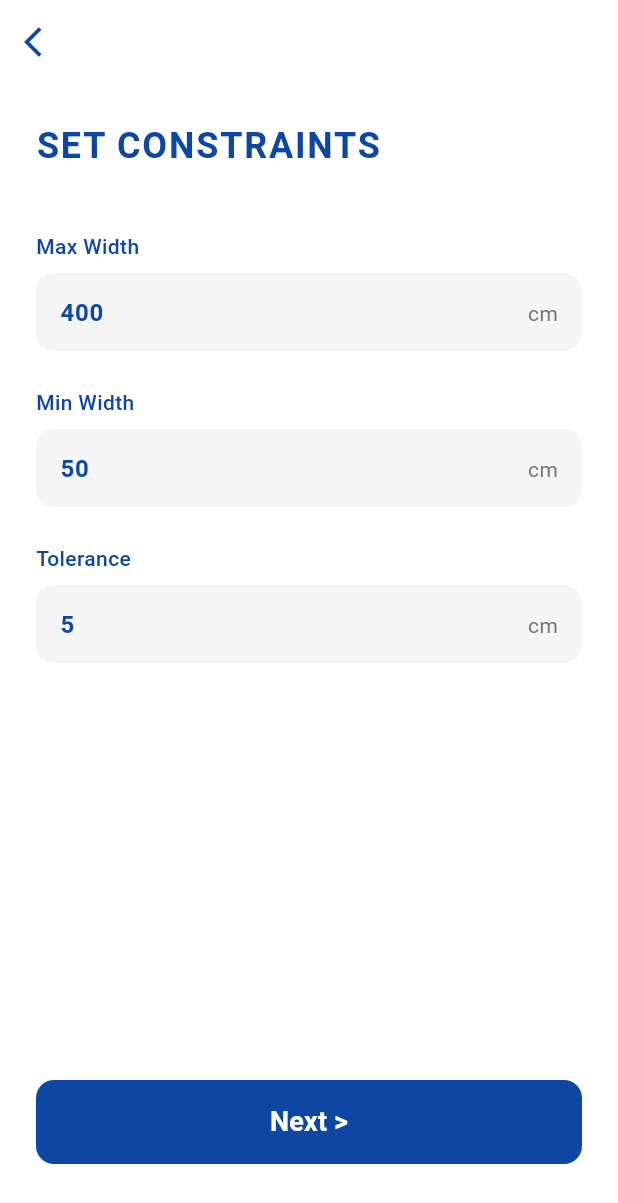
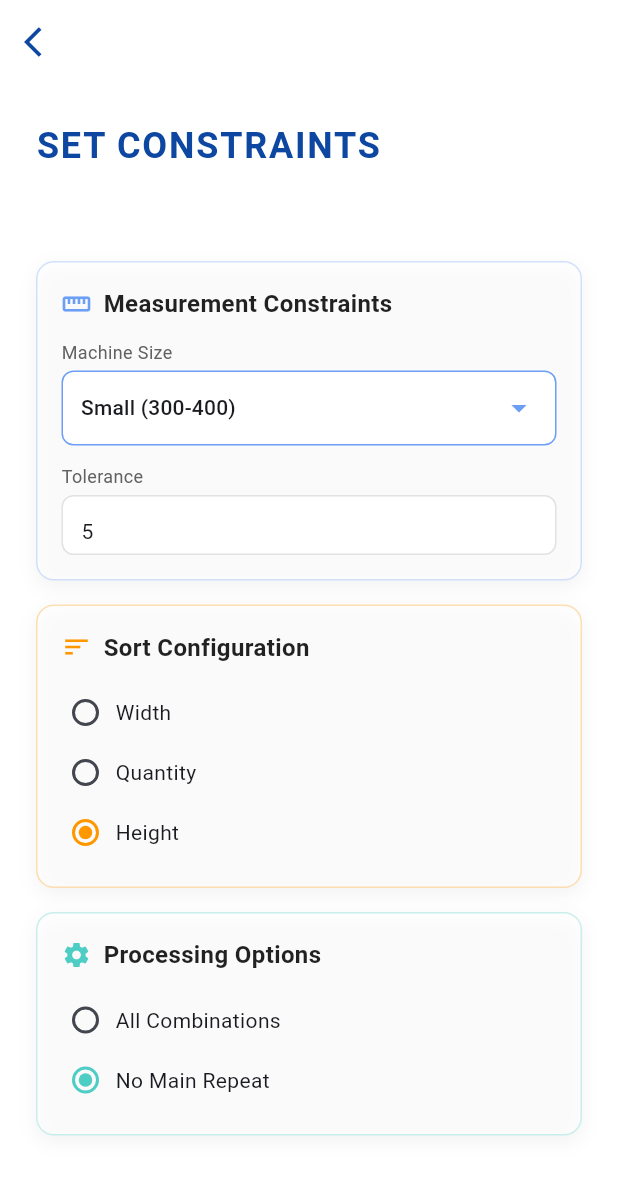
Before and after one commit to assem2023-habib/Cut-Optimizer_mobile_app, a Flutter app: the SetConstraintsScreen screen opened directly with empty values, on a phone screen of 412 x 824 dp. Shown: the top 1203 px of the screen. Run offline on Flutter 3.47's test engine with Material 3 defaults, Android fonts, the phone set to English and light mode, and no system bars; our stand-ins replace file_picker, image_picker, open_file, share_plus; missing offline and left inert: excel, syncfusion_flutter_xlsio, universal_html; Roboto replaces fonts that are missing (Arial, Segoe UI).

Commit message:
make a new constraints style layout

```diff
--- a/lib/features/set_constraints/screens/set_constraints_screen.dart
+++ b/lib/features/set_constraints/screens/set_constraints_screen.dart
@@ -1,5 +1,6 @@
 import 'package:flutter/material.dart';
 import '../widgets/custom_text_field.dart';
+import '../widgets/processing_config_section.dart';
 import '../../sorting_options/screens/sorting_options_screen.dart';
 import '../../../models/config.dart';
 
@@ -28,12 +29,24 @@ class _SetConstraintsScreenState extends State<SetConstraintsScreen> {
     text: "5",
   );
 
+  MachineSize? _selectedMachine;
+
   @override
   void dispose() {
     _maxWidthController.dispose();
     _minWidthController.dispose();
     _toleranceController.dispose();
     super.dispose();
+  }
+
+  void _onMachineSelected(MachineSize? machine) {
+    if (machine != null) {
+      setState(() {
+        _selectedMachine = machine;
+        _minWidthController.text = machine.minWidth.toString();
+        _maxWidthController.text = machine.maxWidth.toString();
+      });
+    }
   }
 
   void _navigateToNextScreen() {
@@ -99,6 +112,52 @@ class _SetConstraintsScreenState extends State<SetConstraintsScreen> {
                           ),
                         ),
                         const SizedBox(height: 40),
+                        const SizedBox(height: 20),
+                        const ProcessingConfigSection(),
+                        const SizedBox(height: 40),
+                        /*
+                        if (widget.config.machineSizes.isNotEmpty) ...[
+                          Container(
+                            padding: const EdgeInsets.symmetric(
+                              horizontal: 12,
+                              vertical: 4,
+                            ),
+                            decoration: BoxDecoration(
+                              border: Border.all(color: Colors.grey.shade300),
+                              borderRadius: BorderRadius.circular(12),
+                            ),
+                            child: DropdownButtonHideUnderline(
+                              child: DropdownButtonFormField<MachineSize>(
+                                decoration: const InputDecoration(
+                                  border: InputBorder.none,
+                                  labelText: 'Select Machine',
+                                  contentPadding: EdgeInsets.zero,
+                                ),
+                                value: _selectedMachine,
+                                items: widget.config.machineSizes.map((
+                                  machine,
+                                ) {
+                                  return DropdownMenuItem<MachineSize>(
+                                    value: machine,
+                                    child: Text(
+                                      "${machine.name} (${machine.minWidth}-${machine.maxWidth} cm)",
+                                      style: const TextStyle(
+                                        fontSize: 16,
+                                        fontWeight: FontWeight.w500,
+                                      ),
+                                    ),
+                                  );
+                                }).toList(),
+                                onChanged: _onMachineSelected,
+                                icon: Icon(
+                                  Icons.keyboard_arrow_down,
+                                  color: Colors.blue.shade900,
+                                ),
+                              ),
+                            ),
+                          ),
+                          const SizedBox(height: 24),
+                        ],
                         CustomTextField(
                           label: "Max Width",
                           initialValue: "400",
@@ -145,6 +204,7 @@ class _SetConstraintsScreenState extends State<SetConstraintsScreen> {
                           ),
                         ),
                         const SizedBox(height: 24),
+                        */
                       ],
                     ),
                   ),
--- /dev/null
+++ b/lib/features/set_constraints/widgets/processing_config_section.dart
@@ -0,0 +1,325 @@
+import 'package:flutter/material.dart';
+
+class ProcessingConfigSection extends StatefulWidget {
+  const ProcessingConfigSection({super.key});
+
+  @override
+  State<ProcessingConfigSection> createState() =>
+      _ProcessingConfigSectionState();
+}
+
+class _ProcessingConfigSectionState extends State<ProcessingConfigSection> {
+  // State for Panel A
+  final List<Map<String, dynamic>> machineSizes = [
+    {'name': 'Small', 'min': 300, 'max': 400},
+    {'name': 'Medium', 'min': 400, 'max': 600},
+    {'name': 'Large', 'min': 600, 'max': 800},
+  ];
+  Map<String, dynamic>? selectedMachineSize;
+  final TextEditingController toleranceController = TextEditingController(
+    text: "5",
+  );
+
+  // State for Panel B
+  String sortOption = "Height";
+
+  // State for Panel C
+  String processingOption = "No Main Repeat";
+
+  @override
+  void initState() {
+    super.initState();
+    // Default selection for Panel A
+    if (machineSizes.isNotEmpty) {
+      selectedMachineSize = machineSizes[0];
+    }
+  }
+
+  @override
+  void dispose() {
+    toleranceController.dispose();
+    super.dispose();
+  }
+
+  @override
+  Widget build(BuildContext context) {
+    // Responsive layout: Column on small screens, Row on large screens
+    return LayoutBuilder(
+      builder: (context, constraints) {
+        bool isWide = constraints.maxWidth > 800;
+
+        List<Widget> panels = [
+          _buildMeasurementPanel(),
+          const SizedBox(width: 16, height: 16),
+          _buildSortPanel(),
+          const SizedBox(width: 16, height: 16),
+          _buildOptionsPanel(),
+        ];
+
+        if (isWide) {
+          return Row(
+            crossAxisAlignment: CrossAxisAlignment.start,
+            children: [
+              Expanded(child: panels[0]),
+              const SizedBox(width: 16),
+              Expanded(child: panels[2]),
+              const SizedBox(width: 16),
+              Expanded(child: panels[4]),
+            ],
+          );
+        } else {
+          return Column(children: panels);
+        }
+      },
+    );
+  }
+
+  Widget _buildGlassContainer({
+    required Widget child,
+    required Color accentColor,
+  }) {
+    return Container(
+      decoration: BoxDecoration(
+        color: Colors.white.withOpacity(0.6),
+        borderRadius: BorderRadius.circular(12),
+        border: Border.all(color: accentColor.withOpacity(0.3), width: 1),
+        boxShadow: [
+          BoxShadow(
+            color: Colors.black.withOpacity(0.05),
+            blurRadius: 10,
+            offset: const Offset(0, 4),
+          ),
+        ],
+      ),
+      child: ClipRRect(
+        borderRadius: BorderRadius.circular(12),
+        child:
+            child, // BackdropFilter could be added here if performance allows
+      ),
+    );
+  }
+
+  Widget _buildHeader(String title, IconData icon, Color accentColor) {
+    return Padding(
+      padding: const EdgeInsets.only(bottom: 12.0),
+      child: Row(
+        children: [
+          Icon(icon, color: accentColor, size: 20),
+          const SizedBox(width: 8),
+          Text(
+            title,
+            style: const TextStyle(
+              fontFamily: 'Segoe UI',
+              fontSize: 16,
+              fontWeight: FontWeight.w600,
+              color: Colors.black87,
+            ),
+          ),
+        ],
+      ),
+    );
+  }
+
+  // Panel A: Measurement Constraints
+  Widget _buildMeasurementPanel() {
+    const accentColor = Color(0xFF6B9EF5); // Soft Blue
+
+    return _buildGlassContainer(
+      accentColor: accentColor,
+      child: Padding(
+        padding: const EdgeInsets.all(16.0),
+        child: Column(
+          crossAxisAlignment: CrossAxisAlignment.start,
+          children: [
+            _buildHeader(
+              "Measurement Constraints",
+              Icons.straighten,
+              accentColor,
+            ),
+
+            // Dropdown
+            Text(
+              "Machine Size",
+              style: TextStyle(
+                fontFamily: 'Segoe UI',
+                fontSize: 12,
+                color: Colors.grey[700],
+              ),
+            ),
+            const SizedBox(height: 4),
+            Container(
+              padding: const EdgeInsets.symmetric(horizontal: 12),
+              decoration: BoxDecoration(
+                color: Colors.white.withOpacity(0.95),
+                borderRadius: BorderRadius.circular(8),
+                border: Border.all(color: accentColor),
+              ),
+              child: DropdownButtonHideUnderline(
+                child: DropdownButton<Map<String, dynamic>>(
+                  value: selectedMachineSize,
+                  isExpanded: true,
+                  icon: Icon(Icons.arrow_drop_down, color: accentColor),
+                  items: machineSizes.map((size) {
+                    return DropdownMenuItem<Map<String, dynamic>>(
+                      value: size,
+                      child: Text(
+                        "${size['name']} (${size['min']}-${size['max']})",
+                        style: const TextStyle(
+                          fontFamily: 'Segoe UI',
+                          fontSize: 14,
+                        ),
+                      ),
+                    );
+                  }).toList(),
+                  onChanged: (val) {
+                    setState(() {
+                      selectedMachineSize = val;
+                    });
+                  },
+                ),
+              ),
+            ),
+
+            const SizedBox(height: 12),
+
+            // Tolerance Input
+            Text(
+              "Tolerance",
+              style: TextStyle(
+                fontFamily: 'Segoe UI',
+                fontSize: 12,
+                color: Colors.grey[700],
+              ),
+            ),
+            const SizedBox(height: 4),
+            Container(
+              height: 40,
+              decoration: BoxDecoration(
+                color: Colors.white.withOpacity(0.95),
+                borderRadius: BorderRadius.circular(8),
+                border: Border.all(color: Colors.grey.withOpacity(0.3)),
+              ),
+              child: TextField(
+                controller: toleranceController,
+                style: const TextStyle(fontFamily: 'Segoe UI', fontSize: 14),
+                decoration: const InputDecoration(
+                  border: InputBorder.none,
+                  contentPadding: EdgeInsets.symmetric(
+                    horizontal: 12,
+                    vertical: 8,
+                  ),
+                ),
+                keyboardType: TextInputType.number,
+              ),
+            ),
+          ],
+        ),
+      ),
+    );
+  }
+
+  // Panel B: Sort Configuration
+  Widget _buildSortPanel() {
+    const accentColor = Color(0xFFFF9800); // Light Orange
+
+    return _buildGlassContainer(
+      accentColor: accentColor,
+      child: Padding(
+        padding: const EdgeInsets.all(16.0),
+        child: Column(
+          crossAxisAlignment: CrossAxisAlignment.start,
+          children: [
+            _buildHeader("Sort Configuration", Icons.sort, accentColor),
+
+            _buildRadioButton(
+              "Width",
+              sortOption,
+              (val) => setState(() => sortOption = val!),
+              accentColor,
+            ),
+            _buildRadioButton(
+              "Quantity",
+              sortOption,
+              (val) => setState(() => sortOption = val!),
+              accentColor,
+            ),
+            _buildRadioButton(
+              "Height",
+              sortOption,
+              (val) => setState(() => sortOption = val!),
+              accentColor,
+            ),
+          ],
+        ),
+      ),
+    );
+  }
+
+  // Panel C: Processing Options
+  Widget _buildOptionsPanel() {
+    const accentColor = Color(0xFF4ECDC4); // Soft Teal
+
+    return _buildGlassContainer(
+      accentColor: accentColor,
+      child: Padding(
+        padding: const EdgeInsets.all(16.0),
+        child: Column(
+          crossAxisAlignment: CrossAxisAlignment.start,
+          children: [
+            _buildHeader("Processing Options", Icons.settings, accentColor),
+
+            Tooltip(
+              message: "Process all possible combinations",
+              child: _buildRadioButton(
+                "All Combinations",
+                processingOption,
+                (val) => setState(() => processingOption = val!),
+                accentColor,
+              ),
+            ),
+            Tooltip(
+              message: "Avoid repeating the main pattern",
+              child: _buildRadioButton(
+                "No Main Repeat",
+                processingOption,
+                (val) => setState(() => processingOption = val!),
+                accentColor,
+              ),
+            ),
+          ],
+        ),
+      ),
+    );
+  }
+
+  Widget _buildRadioButton(
+    String value,
+    String groupValue,
+    ValueChanged<String?> onChanged,
+    Color activeColor,
+  ) {
+    return InkWell(
+      onTap: () => onChanged(value),
+      child: Padding(
+        padding: const EdgeInsets.symmetric(vertical: 4.0),
+        child: Row(
+          children: [
+            Radio<String>(
+              value: value,
+              groupValue: groupValue,
+              onChanged: onChanged,
+              activeColor: activeColor,
+              materialTapTargetSize: MaterialTapTargetSize.shrinkWrap,
+              visualDensity: VisualDensity.compact,
+            ),
+            const SizedBox(width: 4),
+            Text(
+              value,
+              style: const TextStyle(fontFamily: 'Segoe UI', fontSize: 14),
+            ),
+          ],
+        ),
+      ),
+    );
+  }
+}
```
